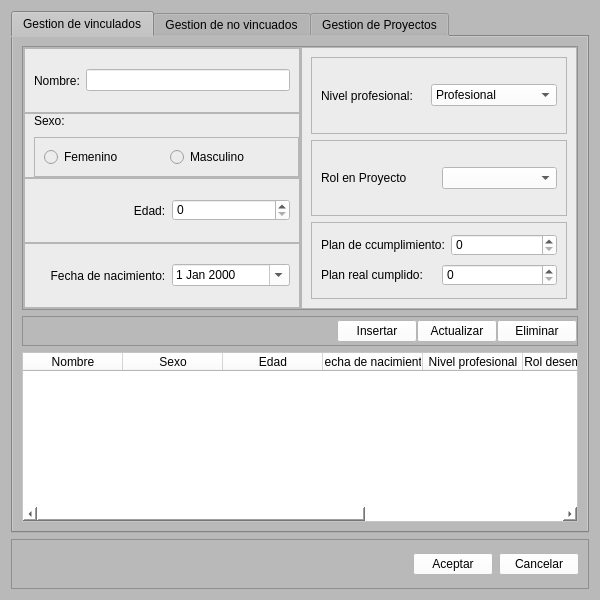
The window that Sistema de nominas/Vista/UI/gestionar.ui (Reynier2020/Sistema_nominas) describes before a commit, drawn with Qt 5.
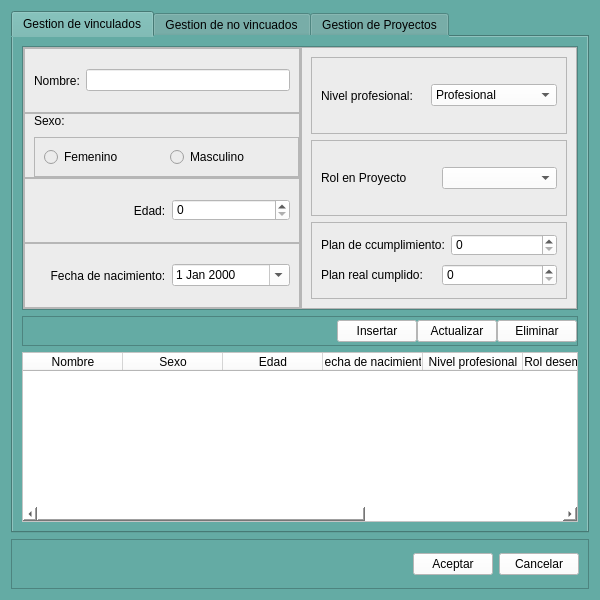
The same window after the commit.

```diff
--- a/Sistema de nominas/Vista/UI/gestionar.ui
+++ b/Sistema de nominas/Vista/UI/gestionar.ui
@@ -26,7 +26,7 @@
    <string>Gestiones</string>
   </property>
   <property name="styleSheet">
-   <string notr="true">background-color: rgb(185, 185, 185);</string>
+   <string notr="true">background-color: rgb(100, 171, 164);</string>
   </property>
   <layout class="QVBoxLayout" name="verticalLayout">
    <item>
@@ -400,7 +400,7 @@
           </size>
          </property>
          <property name="styleSheet">
-          <string notr="true">background-color: rgb(185, 185, 185);
+          <string notr="true">background-color: rgb(100, 171, 164);
 </string>
          </property>
          <property name="frameShape">
```
